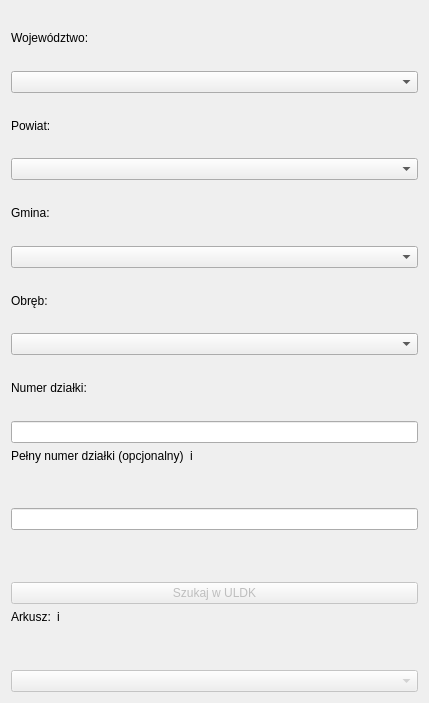
Old version of the form wyszukiwarka-gugik-uldk/modules/teryt_search/main_base.ui in the repository gis-support/wyszukiwarka-gugik-uldk.
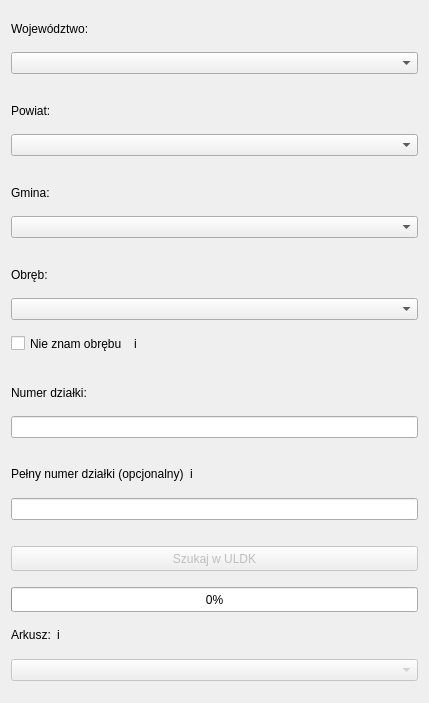
New version of the form.

What changed in the file:
```diff
--- a/wyszukiwarka-gugik-uldk/modules/teryt_search/main_base.ui
+++ b/wyszukiwarka-gugik-uldk/modules/teryt_search/main_base.ui
@@ -25,6 +25,12 @@
   <layout class="QVBoxLayout" name="verticalLayout">
    <item>
     <widget class="QLabel" name="label_province">
+     <property name="maximumSize">
+      <size>
+       <width>16777215</width>
+       <height>15</height>
+      </size>
+     </property>
      <property name="text">
       <string>Województwo:</string>
      </property>
@@ -33,8 +39,30 @@
    <item>
     <widget class="QComboBox" name="combobox_province"/>
    </item>
+   <item>
+    <spacer name="verticalSpacer_5">
+     <property name="orientation">
+      <enum>Qt::Vertical</enum>
+     </property>
+     <property name="sizeType">
+      <enum>QSizePolicy::Maximum</enum>
+     </property>
+     <property name="sizeHint" stdset="0">
+      <size>
+       <width>20</width>
+       <height>13</height>
+      </size>
+     </property>
+    </spacer>
+   </item>
    <item>
     <widget class="QLabel" name="label_county">
+     <property name="maximumSize">
+      <size>
+       <width>16777215</width>
+       <height>15</height>
+      </size>
+     </property>
      <property name="text">
       <string>Powiat:</string>
      </property>
@@ -43,8 +71,30 @@
    <item>
     <widget class="QComboBox" name="combobox_county"/>
    </item>
+   <item>
+    <spacer name="verticalSpacer_4">
+     <property name="orientation">
+      <enum>Qt::Vertical</enum>
+     </property>
+     <property name="sizeType">
+      <enum>QSizePolicy::Maximum</enum>
+     </property>
+     <property name="sizeHint" stdset="0">
+      <size>
+       <width>20</width>
+       <height>13</height>
+      </size>
+     </property>
+    </spacer>
+   </item>
    <item>
     <widget class="QLabel" name="label_municipality">
+     <property name="maximumSize">
+      <size>
+       <width>16777215</width>
+       <height>15</height>
+      </size>
+     </property>
      <property name="text">
       <string>Gmina:</string>
      </property>
@@ -53,8 +103,30 @@
    <item>
     <widget class="QComboBox" name="combobox_municipality"/>
    </item>
+   <item>
+    <spacer name="verticalSpacer_3">
+     <property name="orientation">
+      <enum>Qt::Vertical</enum>
+     </property>
+     <property name="sizeType">
+      <enum>QSizePolicy::Maximum</enum>
+     </property>
+     <property name="sizeHint" stdset="0">
+      <size>
+       <width>20</width>
+       <height>13</height>
+      </size>
+     </property>
+    </spacer>
+   </item>
    <item>
     <widget class="QLabel" name="label_precinct">
+     <property name="maximumSize">
+      <size>
+       <width>50</width>
+       <height>15</height>
+      </size>
+     </property>
      <property name="text">
       <string>Obręb:</string>
      </property>
@@ -63,8 +135,98 @@
    <item>
     <widget class="QComboBox" name="combobox_precinct"/>
    </item>
+   <item>
+    <widget class="QFrame" name="frame_2">
+     <property name="maximumSize">
+      <size>
+       <width>16777215</width>
+       <height>20</height>
+      </size>
+     </property>
+     <property name="frameShape">
+      <enum>QFrame::NoFrame</enum>
+     </property>
+     <property name="frameShadow">
+      <enum>QFrame::Raised</enum>
+     </property>
+     <layout class="QFormLayout" name="formLayout_3">
+      <property name="leftMargin">
+       <number>0</number>
+      </property>
+      <property name="topMargin">
+       <number>0</number>
+      </property>
+      <property name="rightMargin">
+       <number>0</number>
+      </property>
+      <property name="bottomMargin">
+       <number>0</number>
+      </property>
+      <item row="0" column="1">
+       <widget class="QLabel" name="label_info_precinct_unknown">
+        <property name="maximumSize">
+         <size>
+          <width>15</width>
+          <height>15</height>
+         </size>
+        </property>
+        <property name="toolTip">
+         <string>Możesz ręcznie wpisać kod TERYT działki</string>
+        </property>
+        <property name="text">
+         <string>i</string>
+        </property>
+        <property name="scaledContents">
+         <bool>true</bool>
+        </property>
+       </widget>
+      </item>
+      <item row="0" column="0">
+       <widget class="QCheckBox" name="checkbox_precinct_unknown">
+        <property name="maximumSize">
+         <size>
+          <width>16777215</width>
+          <height>15</height>
+         </size>
+        </property>
+        <property name="focusPolicy">
+         <enum>Qt::NoFocus</enum>
+        </property>
+        <property name="layoutDirection">
+         <enum>Qt::LeftToRight</enum>
+        </property>
+        <property name="text">
+         <string>Nie znam obrębu</string>
+        </property>
+       </widget>
+      </item>
+     </layout>
+    </widget>
+   </item>
+   <item>
+    <spacer name="verticalSpacer_2">
+     <property name="orientation">
+      <enum>Qt::Vertical</enum>
+     </property>
+     <property name="sizeType">
+      <enum>QSizePolicy::Maximum</enum>
+     </property>
+     <property name="sizeHint" stdset="0">
+      <size>
+       <width>20</width>
+       <height>13</height>
+      </size>
+     </property>
+    </spacer>
+   </item>
    <item>
     <widget class="QLabel" name="label_teryt">
+     <property name="maximumSize">
+      <size>
+       <width>16777215</width>
+       <height>15</height>
+      </size>
+     </property>
      <property name="text">
       <string>Numer działki:</string>
      </property>
@@ -90,7 +252,45 @@
     </widget>
    </item>
    <item>
+    <spacer name="verticalSpacer">
+     <property name="orientation">
+      <enum>Qt::Vertical</enum>
+     </property>
+     <property name="sizeType">
+      <enum>QSizePolicy::Maximum</enum>
+     </property>
+     <property name="sizeHint" stdset="0">
+      <size>
+       <width>20</width>
+       <height>13</height>
+      </size>
+     </property>
+    </spacer>
+   </item>
+   <item>
+    <widget class="QFrame" name="frame">
+     <property name="maximumSize">
+      <size>
+       <width>16777215</width>
+       <height>15</height>
+      </size>
+     </property>
+     <property name="frameShape">
+      <enum>QFrame::NoFrame</enum>
+     </property>
+     <property name="frameShadow">
+      <enum>QFrame::Raised</enum>
+     </property>
     <layout class="QFormLayout" name="formLayout">
+      <property name="leftMargin">
+       <number>0</number>
+      </property>
+      <property name="topMargin">
+       <number>0</number>
+      </property>
+      <property name="bottomMargin">
+       <number>0</number>
+      </property>
      <item row="0" column="0">
       <widget class="QLabel" name="label_full_id">
        <property name="text">
@@ -118,6 +318,7 @@
       </widget>
      </item>
     </layout>
+    </widget>
    </item>
    <item>
     <widget class="QLineEdit" name="lineedit_full_teryt">
@@ -144,12 +345,12 @@
       <enum>Qt::Vertical</enum>
      </property>
      <property name="sizeType">
-      <enum>QSizePolicy::Minimum</enum>
+      <enum>QSizePolicy::Maximum</enum>
      </property>
      <property name="sizeHint" stdset="0">
       <size>
        <width>20</width>
-       <height>46</height>
+       <height>10</height>
       </size>
      </property>
     </spacer>
@@ -159,13 +360,84 @@
      <property name="enabled">
       <bool>false</bool>
      </property>
+     <property name="sizePolicy">
+      <sizepolicy hsizetype="Minimum" vsizetype="Maximum">
+       <horstretch>0</horstretch>
+       <verstretch>0</verstretch>
+      </sizepolicy>
+     </property>
+     <property name="minimumSize">
+      <size>
+       <width>0</width>
+       <height>25</height>
+      </size>
+     </property>
+     <property name="maximumSize">
+      <size>
+       <width>16777215</width>
+       <height>25</height>
+      </size>
+     </property>
      <property name="text">
       <string>Szukaj w ULDK</string>
      </property>
     </widget>
    </item>
    <item>
+    <widget class="QProgressBar" name="progress_bar_precinct_unknown">
+     <property name="sizePolicy">
+      <sizepolicy hsizetype="Expanding" vsizetype="Maximum">
+       <horstretch>0</horstretch>
+       <verstretch>0</verstretch>
+      </sizepolicy>
+     </property>
+     <property name="minimumSize">
+      <size>
+       <width>0</width>
+       <height>25</height>
+      </size>
+     </property>
+     <property name="maximumSize">
+      <size>
+       <width>16777215</width>
+       <height>25</height>
+      </size>
+     </property>
+     <property name="value">
+      <number>0</number>
+     </property>
+     <property name="textVisible">
+      <bool>true</bool>
+     </property>
+    </widget>
+   </item>
+   <item>
+    <widget class="QFrame" name="frame_3">
+     <property name="maximumSize">
+      <size>
+       <width>16777215</width>
+       <height>15</height>
+      </size>
+     </property>
+     <property name="frameShape">
+      <enum>QFrame::NoFrame</enum>
+     </property>
+     <property name="frameShadow">
+      <enum>QFrame::Raised</enum>
+     </property>
     <layout class="QFormLayout" name="formLayout_2">
+      <property name="leftMargin">
+       <number>0</number>
+      </property>
+      <property name="topMargin">
+       <number>0</number>
+      </property>
+      <property name="rightMargin">
+       <number>0</number>
+      </property>
+      <property name="bottomMargin">
+       <number>0</number>
+      </property>
      <item row="0" column="0">
       <widget class="QLabel" name="label_sheet">
        <property name="text">
@@ -193,6 +465,7 @@
       </widget>
      </item>
     </layout>
+    </widget>
    </item>
    <item>
     <widget class="QComboBox" name="combobox_sheet">
```
Left out of the diff: 2 changed lines with no effect on the pictures. Lines whose indentation alone changed are shown as unchanged.
